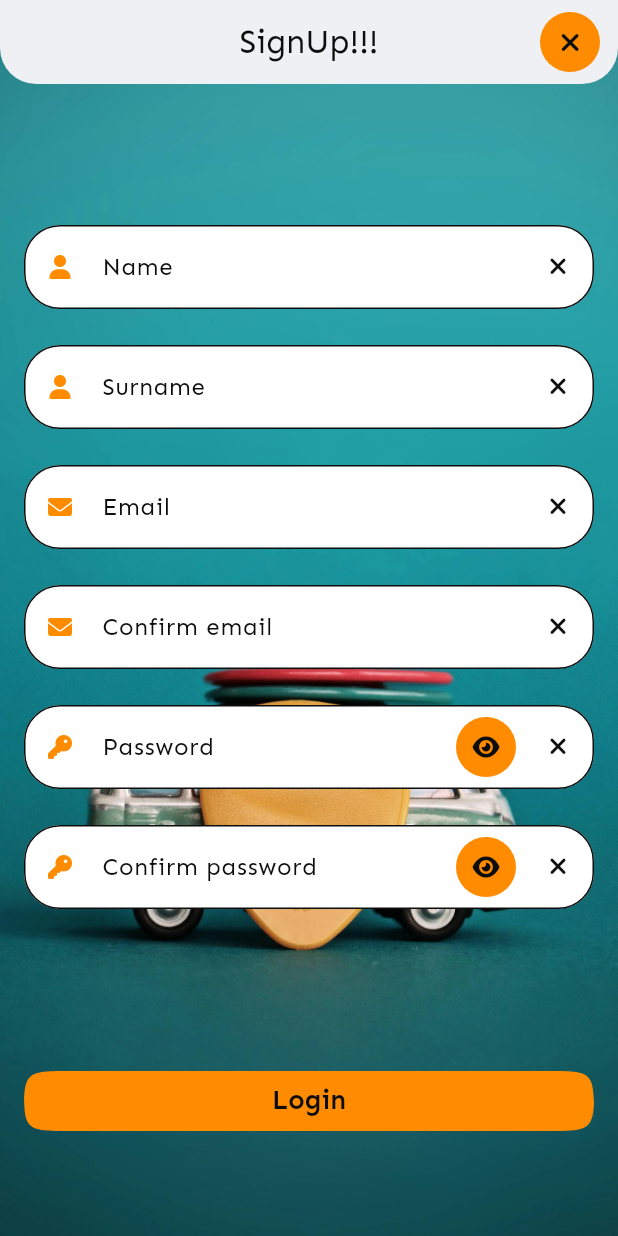
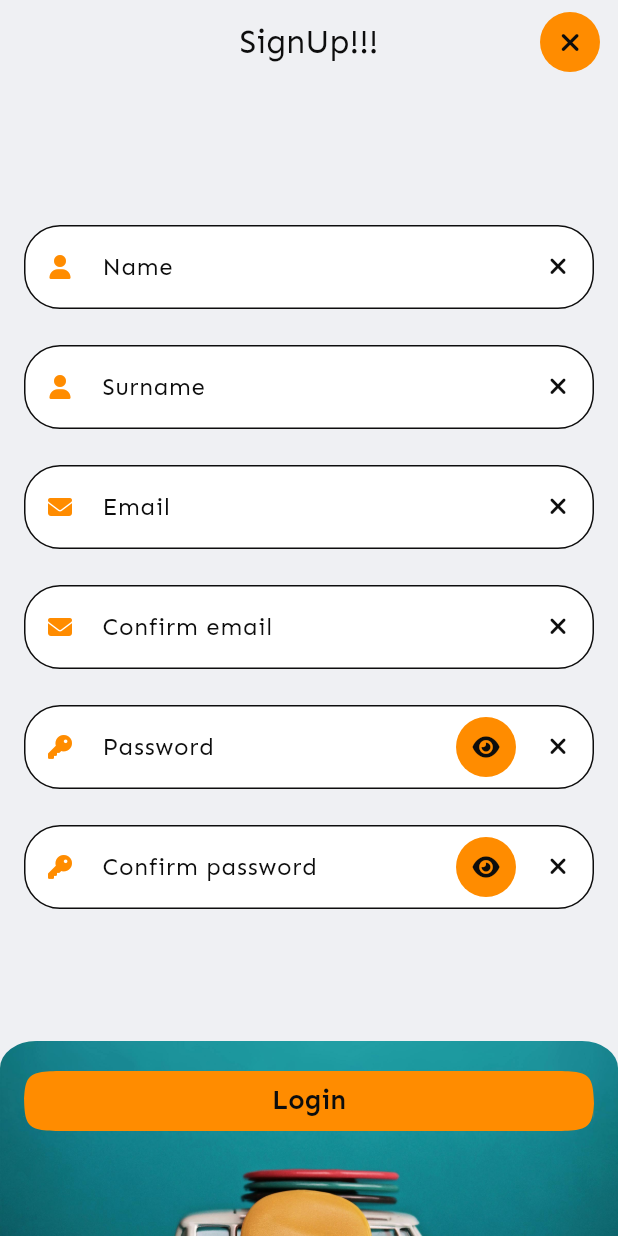
Before and after one commit to VinRu5/twelve_notes, a Flutter app: the RegistrationPage screen opened by its route, on a phone screen of 412 x 824 dp. Run offline on Flutter 3.47's test engine with Material 3 defaults, Android fonts, the light colour scheme and no system bars; drawn by our look-alikes of flutter_form_builder; our stand-ins replace auto_route, equatable, firebase_auth, firebase_core, flutter_bloc, font_awesome_flutter and 3 more; missing offline and left inert: sign_button, talker_bloc_logger, window_manager; accounts and stored records are empty; generated files the repository leaves out were written again; statements that could not run were skipped.

Commit message:
feat: signup and signin responsive page

```diff
--- a/lib/src/auth/presentation/pages/registration_page.dart
+++ b/lib/src/auth/presentation/pages/registration_page.dart
@@ -1,16 +1,22 @@
 import 'package:auto_route/auto_route.dart';
 import 'package:flutter/material.dart';
+import 'package:flutter/scheduler.dart';
 import 'package:flutter_bloc/flutter_bloc.dart';
 import 'package:flutter_form_builder/flutter_form_builder.dart';
 import 'package:font_awesome_flutter/font_awesome_flutter.dart';
 import 'package:twelve_notes/src/auth/domain/repositories/authentication_repository.dart';
 import 'package:twelve_notes/src/auth/presentation/blocs/sign_up_bloc/sign_up_bloc.dart';
 import 'package:twelve_notes/src/auth/presentation/widgets/email_field.dart';
+import 'package:twelve_notes/src/auth/presentation/widgets/image_background.dart';
 import 'package:twelve_notes/src/auth/presentation/widgets/name_field.dart';
 import 'package:twelve_notes/src/auth/presentation/widgets/password_field.dart';
 import 'package:twelve_notes/src/misc/app_assets.dart';
 import 'package:twelve_notes/src/misc/app_localization_extension.dart';
+import 'package:twelve_notes/src/misc/responsive_builder.dart';
 import 'package:twelve_notes/src/router/app_router.dart';
+import 'package:twelve_notes/src/utils/position_render_mixin.dart';
+
+GlobalKey registrationButtonKey = GlobalKey();
 
 @RoutePage()
 class RegistrationPage extends StatelessWidget implements AutoRouteWrapper {
@@ -45,25 +51,78 @@ class RegistrationPage extends StatelessWidget implements AutoRouteWrapper {
             context.appStrings.titleRegister,
           ),
         ),
-        body: Container(
-          height: double.infinity,
-          decoration: const BoxDecoration(
-            image: DecorationImage(
-              image: AssetImage(
-                AppAssets.registerBg,
-              ),
-              fit: BoxFit.cover,
+        body: ResponsiveBuilder(
+          builder: (context, deviceType) {
+            if (deviceType == DeviceType.phone) {
+              return const _SmallContent();
+            }
+
+            return const Row(
+              children: [
+                Expanded(
+                  child: ImageBackground(
+                    asset: AppAssets.registerBg,
                   ),
                 ),
-          child: SafeArea(
-            top: false,
-            child: BlocConsumer<SignUpBloc, SignUpState>(
+                Expanded(
+                  child: _FormWidget(),
+                ),
+              ],
+            );
+          },
+        ),
+      );
+}
+
+class _SmallContent extends StatefulWidget {
+  const _SmallContent();
+
+  @override
+  State<_SmallContent> createState() => _SmallContentState();
+}
+
+class _SmallContentState extends State<_SmallContent> with PositionRenderMixin {
+  double height = 0.0;
+
+  @override
+  void initState() {
+    SchedulerBinding.instance.addPostFrameCallback((duration) {
+      final y = getGlobalHeightPosition(registrationButtonKey);
+      setState(() {
+        height = y - 16.0;
+      });
+    });
+    super.initState();
+  }
+
+  @override
+  Widget build(BuildContext context) => Stack(
+        children: [
+          Align(
+            alignment: Alignment.bottomCenter,
+            child: ImageBackground(
+              asset: AppAssets.registerBg,
+              height: MediaQuery.of(context).size.height - height,
+            ),
+          ),
+          const _FormWidget(),
+        ],
+      );
+}
+
+class _FormWidget extends StatelessWidget {
+  const _FormWidget();
+
+  @override
+  Widget build(BuildContext context) => BlocConsumer<SignUpBloc, SignUpState>(
         listener: (context, state) {
           if (state is SuccessSignUpState) {
             context.router.navigate(const LoginRoute());
           }
         },
-              builder: (context, state) => FormBuilder(
+        builder: (context, state) => LayoutBuilder(
+          builder: (context, constraints) {
+            return FormBuilder(
               key: context.read<SignUpBloc>().formKey,
               autovalidateMode: AutovalidateMode.disabled,
               child: ListView(
@@ -162,9 +221,8 @@ class RegistrationPage extends StatelessWidget implements AutoRouteWrapper {
                   ),
                 ],
               ),
-              ),
-            ),
-          ),
+            );
+          },
         ),
       );
 }
@@ -180,6 +238,7 @@ class _SignUpButton extends StatelessWidget {
   Widget build(BuildContext context) => Padding(
         padding: const EdgeInsets.only(top: 80.0),
         child: FilledButton(
+          key: registrationButtonKey,
           onPressed: disabled ? null : () => context.read<SignUpBloc>().onSignUp(),
           child: disabled ? const CircularProgressIndicator() : Text(context.appStrings.ctaLogin),
         ),
--- /dev/null
+++ b/lib/src/auth/presentation/widgets/image_background.dart
@@ -0,0 +1,28 @@
+import 'package:flutter/material.dart';
+
+class ImageBackground extends StatelessWidget {
+  final double? height;
+  final String asset;
+
+  const ImageBackground({
+    super.key,
+    required this.asset,
+    this.height,
+  });
+
+  @override
+  Widget build(BuildContext context) => Container(
+        height: height,
+        decoration: BoxDecoration(
+          borderRadius: const BorderRadius.vertical(
+            top: Radius.elliptical(24.0, 18.0),
+          ),
+          image: DecorationImage(
+            image: AssetImage(
+              asset,
+            ),
+            fit: BoxFit.cover,
+          ),
+        ),
+      );
+}
--- /dev/null
+++ b/lib/src/misc/responsive_builder.dart
@@ -0,0 +1,46 @@
+import 'package:flutter/material.dart';
+
+typedef ResponsiveWidgetBuilder = Widget Function(BuildContext context, DeviceType devType);
+
+class ResponsiveBuilder extends StatelessWidget {
+  final ResponsiveWidgetBuilder builder;
+
+  const ResponsiveBuilder({required this.builder, super.key});
+
+  @override
+  Widget build(BuildContext context) => LayoutBuilder(
+        builder: (context, constraints) {
+          DeviceType devType = DeviceType.phone;
+
+          if (constraints.maxWidth > 1400) {
+            devType = DeviceType.desktop;
+          } else if (constraints.maxWidth > 700) {
+            devType = DeviceType.tablet;
+          }
+
+          return builder(context, devType);
+        },
+      );
+}
+
+enum DeviceType {
+  phone,
+  tablet,
+  desktop;
+
+  bool operator <(DeviceType other) {
+    return index < other.index;
+  }
+
+  bool operator <=(DeviceType other) {
+    return index <= other.index;
+  }
+
+  bool operator >(DeviceType other) {
+    return index > other.index;
+  }
+
+  bool operator >=(DeviceType other) {
+    return index >= other.index;
+  }
+}
--- /dev/null
+++ b/lib/src/utils/position_render_mixin.dart
@@ -0,0 +1,9 @@
+import 'package:flutter/widgets.dart';
+
+mixin PositionRenderMixin {
+  getGlobalHeightPosition(GlobalKey key) {
+    RenderBox box = key.currentContext?.findRenderObject() as RenderBox;
+    Offset position = box.localToGlobal(Offset.zero); //this is global position
+    return position.dy;
+  }
+}
```
Also changed, not shown: lib/src/auth/presentation/pages/login_page.dart (+80 -36 lines), assets/images/login_bg.jpg, 1 other file. Lines whose indentation alone changed are shown as unchanged.
